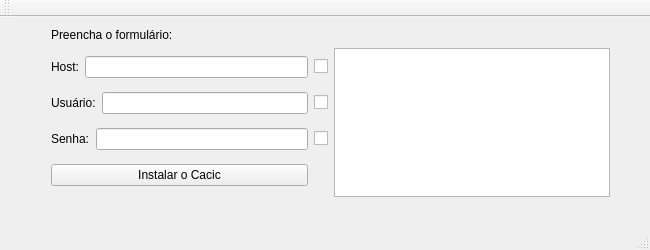
Qt form install-cacic-gui/installcacicgui.ui (lightbase/cacic-agente) before a commit.
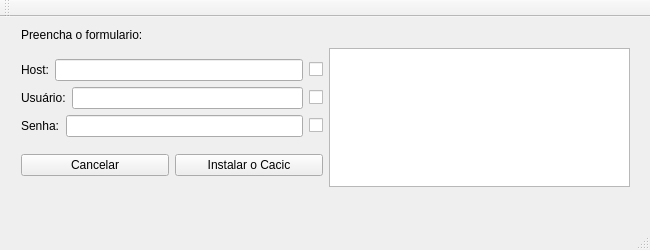
The same form after that commit.

```diff
--- a/install-cacic-gui/installcacicgui.ui
+++ b/install-cacic-gui/installcacicgui.ui
@@ -26,25 +26,27 @@
    <string>Instalação do Cacic</string>
   </property>
   <widget class="QWidget" name="centralWidget">
-   <widget class="QWidget" name="layoutWidget">
+   <widget class="QWidget" name="">
     <property name="geometry">
      <rect>
-      <x>40</x>
+      <x>10</x>
       <y>0</y>
-      <width>581</width>
-      <height>191</height>
+      <width>631</width>
+      <height>181</height>
      </rect>
     </property>
-    <layout class="QVBoxLayout" name="verticalLayout">
-     <item>
+    <layout class="QGridLayout" name="gridLayout_2">
+     <item row="0" column="0">
       <widget class="QLabel" name="label_4">
        <property name="text">
-        <string>Preencha o formulário:</string>
+        <string>Preencha o formulario:</string>
        </property>
       </widget>
      </item>
+     <item row="1" column="0">
+      <layout class="QHBoxLayout" name="horizontalLayout_3">
      <item>
-      <layout class="QHBoxLayout" name="horizontalLayout">
+        <layout class="QVBoxLayout" name="verticalLayout_2">
        <item>
         <layout class="QGridLayout" name="gridLayout">
          <item row="2" column="0" colspan="2">
@@ -109,8 +111,25 @@
            </property>
           </widget>
          </item>
-         <item row="3" column="0" colspan="4">
+          </layout>
+         </item>
+         <item>
+          <layout class="QHBoxLayout" name="horizontalLayout_2">
+           <item>
+            <widget class="QPushButton" name="pbCancelar">
+             <property name="text">
+              <string>Cancelar</string>
+             </property>
+            </widget>
+           </item>
+           <item>
           <widget class="QPushButton" name="pbInstalar">
+             <property name="sizePolicy">
+              <sizepolicy hsizetype="Minimum" vsizetype="Fixed">
+               <horstretch>0</horstretch>
+               <verstretch>0</verstretch>
+              </sizepolicy>
+             </property>
            <property name="text">
             <string>Instalar o Cacic</string>
            </property>
@@ -118,6 +137,8 @@
          </item>
         </layout>
        </item>
+        </layout>
+       </item>
        <item>
         <widget class="QPlainTextEdit" name="pteResult"/>
        </item>
```
Left out of the diff: 35 changed lines with no effect on the pictures. Lines whose indentation alone changed are shown as unchanged.
